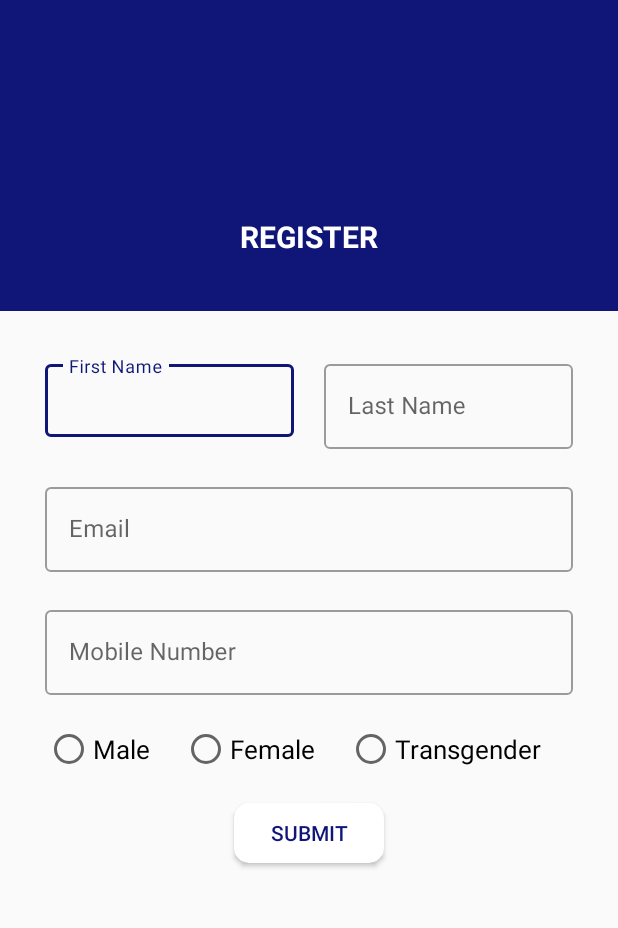
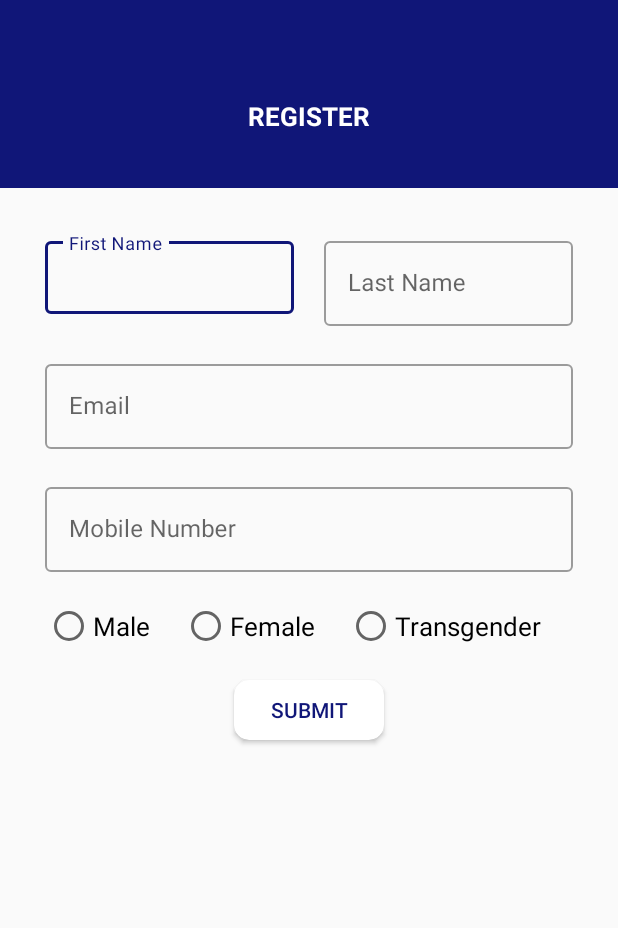
Before and after one commit to Samplemadmovegame/madmovegame_apk, an Android app: the layout fragment_register.xml on its own in the app's theme, with its tools: preview values and no code run, on a phone screen of 412 x 824 dp, the part 183-1111 px from its top. Run offline under Robolectric (Android 15) with nearby library versions, the phone set to English and light mode, and no system bars.

Commit message:
latest code

```diff
--- a/app/src/main/java/com/msewa/madmovegame/api/ApiClient.java
+++ b/app/src/main/java/com/msewa/madmovegame/api/ApiClient.java
@@ -16,9 +16,6 @@
     private static String BASE_URL = ApiUrl.URL_MAIN;
 
     private Retrofit retrofit;
-
-
-    private HttpLoggingInterceptor interceptor = new HttpLoggingInterceptor();
 
     private final static OkHttpClient okHttpClient = new OkHttpClient.Builder()
             .readTimeout(2, TimeUnit.MINUTES)
--- a/app/src/main/res/layout/fragment_register.xml
+++ b/app/src/main/res/layout/fragment_register.xml
@@ -42,7 +42,7 @@
         android:layout_width="match_parent"
         android:layout_height="@dimen/dim_0dp"
         app:layout_constraintBottom_toBottomOf="parent"
-        app:layout_constraintHeight_percent="0.6"
+        app:layout_constraintHeight_percent="0.7"
         app:layout_constraintTop_toBottomOf="@+id/top_view">
 
         <android.support.constraint.ConstraintLayout
--- a/app/src/main/res/values/dimens.xml
+++ b/app/src/main/res/values/dimens.xml
@@ -53,11 +53,13 @@
     <dimen name="dim_9dp">9dp</dimen>
     <dimen name="back_button_margin">20dp</dimen>
     <dimen name="login_page_padding">30dp</dimen>
-    <dimen name="login_page_title_text">20sp</dimen>
+    <dimen name="login_page_title_text">17sp</dimen>
     <dimen name="edit_text_height">60dp</dimen>
     <dimen name="margin_bwt_edit_text">20dp</dimen>
     <dimen name="down_line_height">20dp</dimen>
 
     <integer name="slide_animation_duration">300</integer>
 
+
+
 </resources>
```
